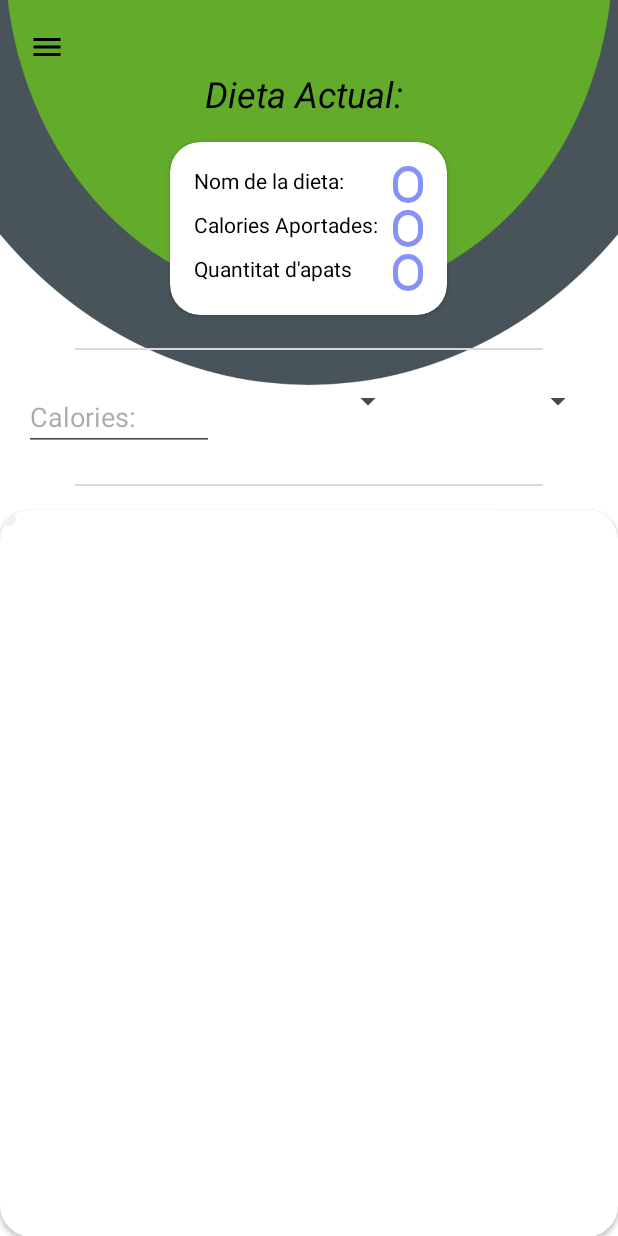
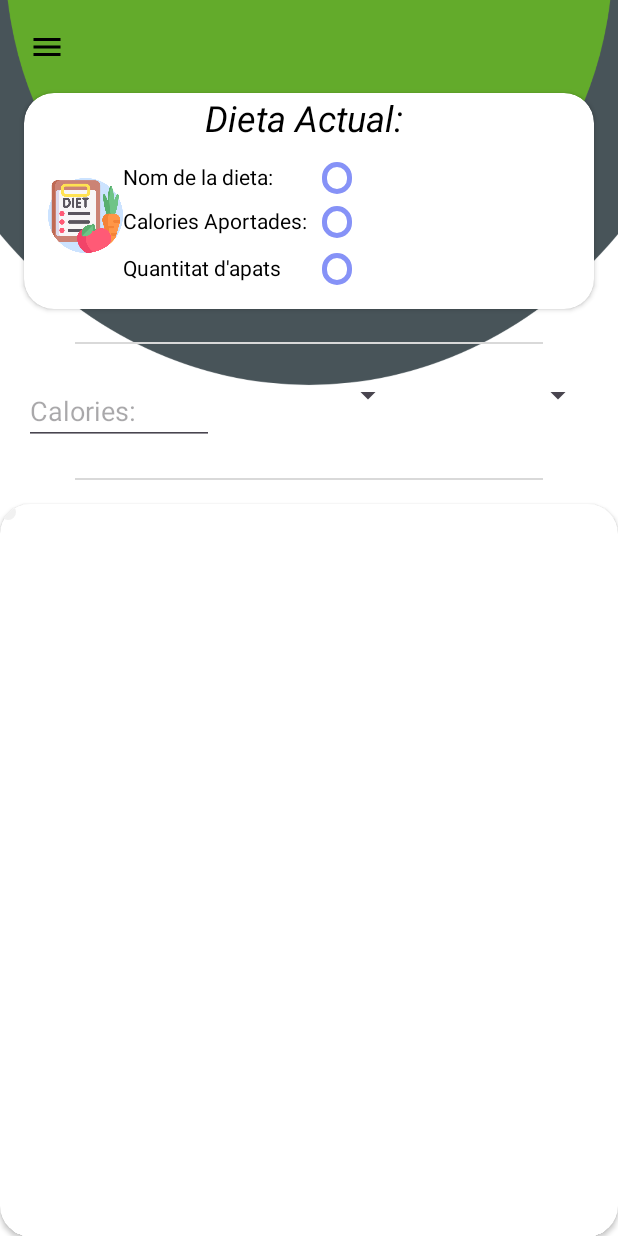
Before and after one commit to Cesar-Gerard/Projecte3, an Android app: the DietasFragment screen opened through its navigation route, on a phone screen of 412 x 824 dp. Run offline under Robolectric (Android 15) with nearby library versions, the phone set to English and light mode, and no system bars; our stand-ins replace Volley; libraries missing offline, so code that uses them is left out: com.github.mikephil.charting; pictures from the network do not load; 4 statements that could not run were skipped.

Commit message:
Classes MOdificades

```diff
--- a/Projecte_3/app/src/main/java/com/example/dietaapp/CurrentPlanFragment.java
+++ b/Projecte_3/app/src/main/java/com/example/dietaapp/CurrentPlanFragment.java
@@ -94,7 +94,7 @@ public class CurrentPlanFragment extends Fragment {
             @Override
             public int compare(Datum o1, Datum o2) {
                 try {
-                    return o1.getDate().compareTo(o2.getDate());
+                    return o1.getControlDate().compareTo(o2.getControlDate());
                 } catch (ParseException e) {
                     throw new RuntimeException(e);
                 }
@@ -105,7 +105,7 @@ public class CurrentPlanFragment extends Fragment {
         for (int i = 0; i < historial.size(); i++) {
             Datum entrada = historial.get(i);
             float peso = Float.valueOf(entrada.getWeigth());
-            Date fechaEntrada = entrada.getDate();
+            Date fechaEntrada = entrada.getControlDate();
 
             // Verifica si la fecha de la entrada está dentro del mes de la fecha inicial
             Calendar calendarFechaInicial = Calendar.getInstance();
@@ -149,7 +149,7 @@ public class CurrentPlanFragment extends Fragment {
             public void onResponse(Call<HistorialResponse> call, Response<HistorialResponse> response) {
                 user.setHistorial_pacient(response.body().getData());
                 try {
-                    elementsGrafica(user.getHistorial_pacient(), user.getHistorial_pacient().get(3).getDate());
+                    elementsGrafica(user.getHistorial_pacient(), user.getHistorial_pacient().get(3).getControlDate());
                 } catch (ParseException e) {
                     throw new RuntimeException(e);
                 }
--- a/Projecte_3/app/src/main/java/model/Data_Pacient.java
+++ b/Projecte_3/app/src/main/java/model/Data_Pacient.java
@@ -17,10 +17,10 @@ public class Data_Pacient {
     @SerializedName("assigned_nutricionist")
     @Expose
     private Integer assignedNutricionist;
-    @SerializedName("phone_pacient")
+    @SerializedName("phone_patient")
     @Expose
     private String phonePacient;
-    @SerializedName("address_pacient")
+    @SerializedName("address_patient")
     @Expose
     private String addressPacient;
     @SerializedName("current_diet")
--- a/Projecte_3/app/src/main/java/model/Dietes.java
+++ b/Projecte_3/app/src/main/java/model/Dietes.java
@@ -23,7 +23,7 @@ public class Dietes {
     @SerializedName("description")
     @Expose
     private String description;
-    @SerializedName("tipus_dieta")
+    @SerializedName("type_diet")
     @Expose
     private Integer tipusDieta;
 
--- a/Projecte_3/app/src/main/java/model/User_Retro.java
+++ b/Projecte_3/app/src/main/java/model/User_Retro.java
@@ -77,6 +77,11 @@ public class User_Retro {
     @SerializedName("email_user")
     @Expose
     private String emailUser;
+
+
+    @SerializedName("image_user")
+    @Expose
+    private String imageUser;
 
     private List<Datum> historial_pacient;
 
@@ -180,4 +185,12 @@ public class User_Retro {
     public void setIMC(double IMC) {
         this.IMC = IMC;
     }
+
+    public String getImageUser() {
+        return imageUser;
+    }
+
+    public void setImageUser(String imageUser) {
+        this.imageUser = imageUser;
+    }
 }
--- a/Projecte_3/app/src/main/res/layout/fragment_dietas.xml
+++ b/Projecte_3/app/src/main/res/layout/fragment_dietas.xml
@@ -23,6 +23,14 @@
         android:onClick="btnmenu_onClick"/>
 
 
+    <androidx.cardview.widget.CardView
+        android:layout_width="match_parent"
+        android:layout_height="wrap_content"
+        android:layout_margin="16dp"
+        app:cardCornerRadius="20dp"
+        android:elevation="2dp"
+        android:layout_gravity="center"
+        >
 
         <TextView
             android:layout_width="wrap_content"
@@ -32,36 +40,40 @@
             android:text="Dieta Actual: "
             android:textSize="24dp"
             android:textStyle="italic"
-            android:layout_gravity="center"/>
+            android:layout_gravity="center_horizontal"/>
 
 
         <!-- Parte superior de la pantalla -->
-        <androidx.cardview.widget.CardView
-            android:layout_width="wrap_content"
-            android:layout_height="wrap_content"
-            android:layout_margin="16dp"
-            app:cardCornerRadius="20dp"
-            android:elevation="2dp"
-            android:layout_gravity="center"
-            >
+
+
 
 
 
             <androidx.constraintlayout.widget.ConstraintLayout
                android:layout_width="wrap_content"
                android:layout_height="wrap_content"
-               android:layout_margin="16dp">
+               android:layout_margin="16dp"
+                android:paddingTop="20dp">
+
+                <ImageView
+                    android:id="@+id/imageView9"
+                    android:layout_width="50dp"
+                    android:layout_height="50dp"
+                    android:src="@drawable/diet"
+                    app:layout_constraintBottom_toTopOf="@+id/comidas_dieta"></ImageView>
+
+
 
                 <!-- Aquí van los elementos de la parte superior -->
                 <TextView
+                    android:layout_marginTop="10dp"
                     android:id="@+id/nombre_dieta"
                     android:layout_width="wrap_content"
                     android:layout_height="wrap_content"
                     android:text="Nom de la dieta:"
-                   app:layout_constraintStart_toStartOf="parent"
-                   app:layout_constraintTop_toTopOf="parent"
                     android:textColor="@color/black"
-                   />
+                    app:layout_constraintStart_toEndOf="@+id/imageView9"
+                    app:layout_constraintTop_toTopOf="parent" />
 
 
                 <EditText
@@ -71,6 +83,7 @@
                     android:background="@drawable/custom_edittext"
                     android:paddingStart="10dp"
                     android:paddingEnd="10dp"
+                    android:textSize="15dp"
                     android:textAlignment="center"
                     app:layout_constraintEnd_toEndOf="parent"
                     app:layout_constraintStart_toStartOf="@+id/edtCaloriasDieta"
@@ -78,11 +91,12 @@
 
                 <TextView
                     android:id="@+id/calorias_dieta"
-                   android:layout_marginTop="10dp"
                     android:layout_width="wrap_content"
                     android:layout_height="wrap_content"
+                    android:layout_marginTop="10dp"
                     android:text="Calories Aportades:"
                     android:textColor="@color/black"
+                    app:layout_constraintStart_toEndOf="@+id/imageView9"
                     app:layout_constraintTop_toBottomOf="@+id/nombre_dieta" />
 
                <EditText
@@ -93,6 +107,7 @@
                    app:layout_constraintStart_toEndOf="@+id/calorias_dieta"
                    app:layout_constraintTop_toTopOf="@+id/calorias_dieta"
                    android:layout_marginStart="10dp"
+                   android:textSize="15dp"
                    android:textAlignment="center"
                    android:paddingStart="10dp"
                    android:paddingEnd="10dp"/>
@@ -102,10 +117,12 @@
                     android:id="@+id/comidas_dieta"
                     android:layout_width="wrap_content"
                     android:layout_height="wrap_content"
+                    android:layout_marginTop="10dp"
                     android:text="Quantitat d'apats"
                     android:textColor="@color/black"
-                   android:layout_marginTop="10dp"
-                   app:layout_constraintTop_toBottomOf="@+id/calorias_dieta"/>
+                    app:layout_constraintBottom_toBottomOf="parent"
+                    app:layout_constraintStart_toEndOf="@+id/imageView9"
+                    app:layout_constraintTop_toBottomOf="@+id/calorias_dieta" />
 
                <EditText
                    android:id="@+id/edtComidasDieta"
@@ -115,6 +132,7 @@
                    android:background="@drawable/custom_edittext"
                    android:paddingStart="10dp"
                    android:paddingEnd="10dp"
+                   android:textSize="15dp"
                    app:layout_constraintStart_toStartOf="@+id/edtCaloriasDieta"
                    app:layout_constraintTop_toTopOf="@+id/comidas_dieta" />
 
```
Also changed, not shown: Projecte_3/app/src/main/java/com/example/dietaapp/LoginActivity.java (+3 -4 lines), Projecte_3/app/src/main/java/model/Datum.java (+29 -13 lines), Projecte_3/app/src/main/res/layout/fragment_current_plan.xml (+73 -18 lines), Projecte_3/app/src/main/res/layout/fragment_user_profile.xml (+12 -8 lines), Projecte_3/app/src/main/res/layout/login_page.xml (+7 -10 lines), Projecte_3/app/src/main/res/drawable/diet.png (added). Lines whose indentation alone changed are shown as unchanged.
